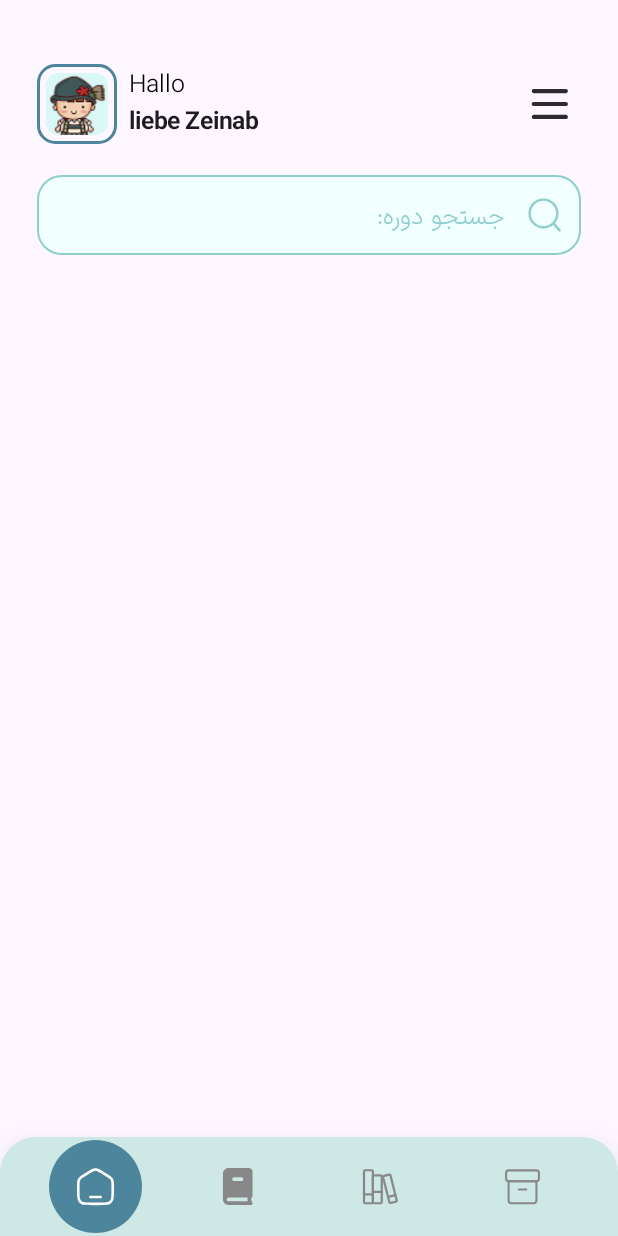
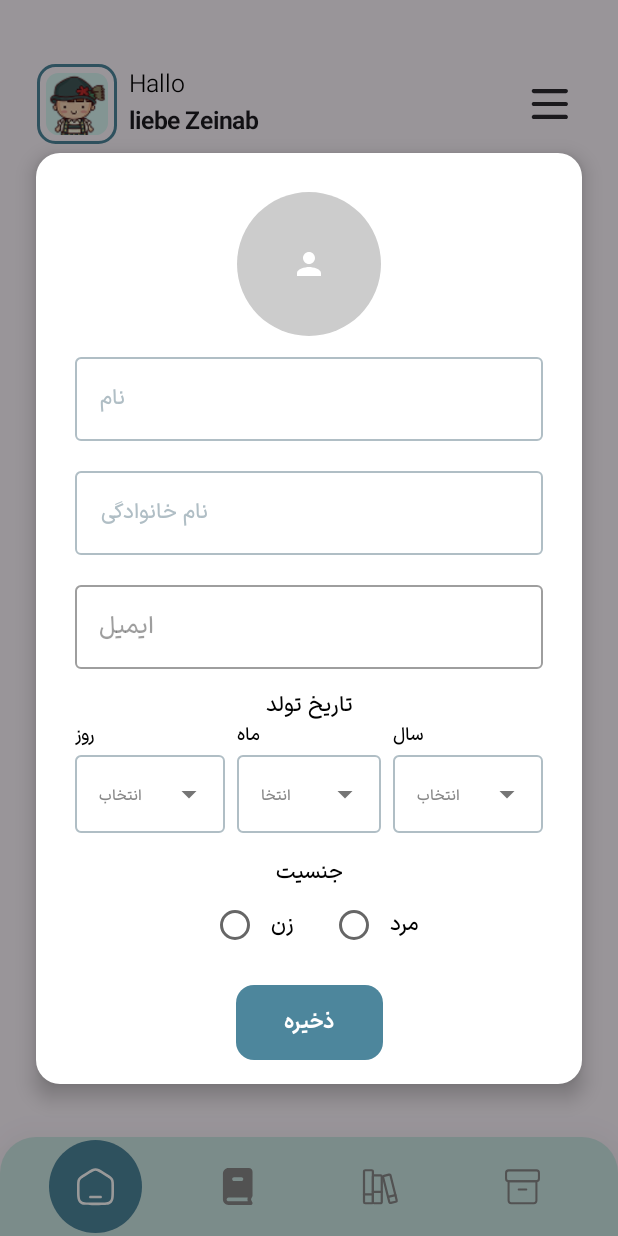
Before and after one commit to Zeinab0/ProDeutsch, an Android app built with Jetpack Compose: the HomeScreen screen opened through its navigation route, on a phone screen of 412 x 824 dp. Run offline under Robolectric (Android 15) with nearby library versions, the phone set to English and light mode, and no system bars; our stand-ins replace Firebase (no records; nobody signed in at launch, a user with empty details on screens opened directly).

Commit message:
pop up information at first

```diff
--- a/app/build.gradle.kts
+++ b/app/build.gradle.kts
@@ -71,5 +71,6 @@ dependencies {
     implementation("com.google.firebase:firebase-analytics")
     implementation("com.google.firebase:firebase-auth")
     implementation("com.google.firebase:firebase-firestore")
+    implementation("org.jetbrains.kotlinx:kotlinx-coroutines-play-services:1.6.4")
 
 }
--- /dev/null
+++ b/app/src/main/java/com/example/moarefiprod/ui/theme/FourPageAsli/CommonMain/CompleteProfileDialog.kt
@@ -0,0 +1,478 @@
+package com.example.moarefiprod.ui.theme.FourPageAsli.CommonMain
+
+import android.net.Uri
+import android.util.Log
+import android.widget.Toast
+import androidx.activity.compose.rememberLauncherForActivityResult
+import androidx.activity.result.contract.ActivityResultContracts
+import androidx.compose.foundation.Image
+import androidx.compose.foundation.background
+import androidx.compose.foundation.clickable
+import androidx.compose.foundation.layout.*
+import androidx.compose.foundation.shape.CircleShape
+import androidx.compose.foundation.shape.RoundedCornerShape
+//noinspection UsingMaterialAndMaterial3Libraries
+import androidx.compose.material.*
+import androidx.compose.material.icons.Icons
+import androidx.compose.material.icons.filled.ArrowDropDown
+import androidx.compose.material.icons.filled.Person
+import androidx.compose.runtime.*
+import androidx.compose.ui.Alignment
+import androidx.compose.ui.Modifier
+import androidx.compose.ui.draw.clip
+import androidx.compose.ui.graphics.Color
+import androidx.compose.ui.layout.ContentScale
+import androidx.compose.ui.platform.LocalContext
+import androidx.compose.ui.res.painterResource
+import androidx.compose.ui.text.TextStyle
+import androidx.compose.ui.text.font.FontWeight
+import androidx.compose.ui.text.style.TextAlign
+import androidx.compose.ui.text.style.TextDirection
+import androidx.compose.ui.tooling.preview.Preview
+import androidx.compose.ui.unit.dp
+import androidx.compose.ui.unit.sp
+import coil.compose.rememberAsyncImagePainter
+import com.example.moarefiprod.R
+import com.example.moarefiprod.iranSans
+import com.google.firebase.auth.FirebaseAuth
+import com.google.firebase.firestore.FirebaseFirestore
+import kotlinx.coroutines.CoroutineScope
+import kotlinx.coroutines.Dispatchers
+import kotlinx.coroutines.launch
+import kotlinx.coroutines.tasks.await
+import kotlinx.coroutines.withContext
+
+@Composable
+fun CompleteProfileDialog(
+    onDismiss: () -> Unit
+) {
+    val context = LocalContext.current
+
+    var firstName by remember { mutableStateOf("") }
+    var lastName by remember { mutableStateOf("") }
+    val email = FirebaseAuth.getInstance().currentUser?.email ?: "no-email"
+
+    var birthYear by remember { mutableStateOf("") }
+    var birthMonth by remember { mutableStateOf("") }
+    var birthDay by remember { mutableStateOf("") }
+
+    var gender by remember { mutableStateOf("") }
+    var showErrors by remember { mutableStateOf(false) }
+
+    val firstNameHasError = showErrors && firstName.isBlank()
+    val lastNameHasError = showErrors && lastName.isBlank()
+    val birthDayHasError = showErrors && birthDay.isBlank()
+    val birthMonthHasError = showErrors && birthMonth.isBlank()
+    val birthYearHasError = showErrors && birthYear.isBlank()
+    val genderHasError = showErrors && gender.isBlank()
+
+    val years = (1350..1405).map { it.toString() }
+    val months = (1..12).map { it.toString().padStart(2, '0') }
+    val days = (1..31).map { it.toString().padStart(2, '0') }
+
+
+    // بالاتر از Column در متغیرها:
+    var imageUri by remember { mutableStateOf<Uri?>(null) }
+    val imagePickerLauncher = rememberLauncherForActivityResult(
+        contract = ActivityResultContracts.GetContent()
+    ) { uri: Uri? ->
+        imageUri = uri
+    }
+
+
+    Box(
+        modifier = Modifier
+            .fillMaxSize()
+            .background(Color.Black.copy(alpha = 0.4f)), // پس‌زمینه تار
+        contentAlignment = Alignment.Center
+    ) {
+        Column(
+            horizontalAlignment = Alignment.CenterHorizontally
+        ) {
+            // 🔹 کادر سفید فرم
+            Card(
+                shape = RoundedCornerShape(16.dp),
+                elevation = 8.dp,
+                modifier = Modifier
+                    .padding(horizontal = 24.dp)
+                    .wrapContentHeight()
+            ) {
+                Column(
+                    modifier = Modifier
+                        .padding(top = 26.dp, start = 26.dp, end = 26.dp, bottom = 16.dp)
+                        .fillMaxWidth(),
+                    horizontalAlignment = Alignment.CenterHorizontally
+                ) {
+                    // 🔹 عکس پروفایل
+                    Box(
+                        modifier = Modifier
+                            .size(96.dp)
+                            .clip(CircleShape)
+                            .background(Color.LightGray)
+                            .clickable { imagePickerLauncher.launch("image/*") },
+                        contentAlignment = Alignment.Center
+                    ) {
+                        when {
+                            imageUri != null -> {
+                                Image(
+                                    painter = rememberAsyncImagePainter(imageUri),
+                                    contentDescription = null,
+                                    modifier = Modifier.fillMaxSize(),
+                                    contentScale = ContentScale.Crop
+                                )
+                            }
+                            gender == "مرد" -> {
+                                Image(
+                                    painter = painterResource(id = R.drawable.profm),
+                                    contentDescription = null,
+                                    modifier = Modifier.fillMaxSize(),
+                                    contentScale = ContentScale.Crop
+                                )
+                            }
+                            gender == "زن" -> {
+                                Image(
+                                    painter = painterResource(id = R.drawable.profw),
+                                    contentDescription = null,
+                                    modifier = Modifier.fillMaxSize(),
+                                    contentScale = ContentScale.Crop
+                                )
+                            }
+                            else -> {
+                                Icon(Icons.Default.Person, contentDescription = null, tint = Color.White)
+                            }
+                        }
+                    }
+
+                    CustomField("نام", firstName, { firstName = it }, firstNameHasError)
+                    CustomField("نام خانوادگی", lastName, { lastName = it }, lastNameHasError)
+
+                    OutlinedTextField(
+                        value = email,
+                        onValueChange = {},
+                        label = { Text("ایمیل", fontFamily = iranSans) },
+                        enabled = false,
+                        modifier = Modifier
+                            .fillMaxWidth()
+                            .padding(vertical = 6.dp)
+                    )
+
+                    Spacer(modifier = Modifier.height(8.dp))
+                    Text("تاریخ تولد", fontFamily = iranSans)
+
+                    Row(
+                        modifier = Modifier.fillMaxWidth(),
+                        horizontalArrangement = Arrangement.SpaceBetween
+                    ) {
+                        DropdownField(
+                            label = "روز",
+                            value = birthDay,
+                            onValueChange = { birthDay = it },
+                            options = days,
+                            hasError = birthDayHasError,
+                            modifier = Modifier.weight(1f).padding(end = 4.dp)
+                        )
+                        DropdownField(
+                            label = "ماه",
+                            value = birthMonth,
+                            onValueChange = { birthMonth = it },
+                            options = months,
+                            hasError = birthMonthHasError,
+                            modifier = Modifier.weight(1f).padding(horizontal = 4.dp)
+                        )
+                        DropdownField(
+                            label = "سال",
+                            value = birthYear,
+                            onValueChange = { birthYear = it },
+                            options = years,
+                            hasError = birthYearHasError,
+                            modifier = Modifier.weight(1f).padding(start = 4.dp)
+                        )
+                    }
+
+                    Spacer(modifier = Modifier.height(16.dp))
+                    Text("جنسیت", fontFamily = iranSans)
+
+                    Row(verticalAlignment = Alignment.CenterVertically) {
+                        RadioButton(
+                            selected = gender == "زن",
+                            onClick = { gender = "زن" },
+                            colors = RadioButtonDefaults.colors(selectedColor = Color(0xFF4D869C))
+                        )
+                        Text("زن", modifier = Modifier.padding(end = 16.dp), fontFamily = iranSans)
+
+                        RadioButton(
+                            selected = gender == "مرد",
+                            onClick = { gender = "مرد" },
+                            colors = RadioButtonDefaults.colors(selectedColor = Color(0xFF4D869C))
+                        )
+                        Text("مرد", fontFamily = iranSans)
+                    }
+
+                    if (genderHasError) {
+                        Text("لطفاً جنسیت را انتخاب کنید", color = Color.Red, fontSize = 12.sp, fontFamily = iranSans)
+                    }
+
+                    Spacer(modifier = Modifier.height(16.dp))
+
+                    // 🔹 دکمه ذخیره
+                    Box(
+                        modifier = Modifier
+                            .fillMaxWidth()
+                            .wrapContentSize(Alignment.Center)
+                    ) {
+                        Box(
+                            modifier = Modifier
+                                .width(IntrinsicSize.Min)
+                                .height(50.dp)
+                                .background(
+                                    color = Color(0xFF4D869C),
+                                    shape = RoundedCornerShape(12.dp)
+                                )
+                                .clickable {
+                                    showErrors = true
+
+                                    val isValid = listOf(
+                                        firstName, lastName, birthDay, birthMonth, birthYear, gender
+                                    ).all { it.isNotBlank() }
+
+                                    if (!isValid) return@clickable
+
+                                    val scope = CoroutineScope(Dispatchers.IO)
+                                    scope.launch {
+                                        try {
+                                            val uid = generateReadableUserId(firstName, lastName)
+                                            val birthday = "$birthYear-$birthMonth-$birthDay"
+
+                                            val profileImageResId = when (gender) {
+                                                "مرد" -> "profm"
+                                                "زن" -> "profw"
+                                                else -> "default"
+                                            }
+
+                                            val userData = hashMapOf(
+                                                "firstName" to firstName,
+                                                "lastName" to lastName,
+                                                "email" to email,
+                                                "birthday" to birthday,
+                                                "gender" to gender,
+                                                "profileImage" to profileImageResId,
+                                                "enrolledCourses" to listOf<String>()
+                                            )
+
+                                            FirebaseFirestore.getInstance()
+                                                .collection("users")
+                                                .document(uid)
+                                                .set(userData)
+                                                .await() // 👈 بهتر از addOnSuccessListener
+
+                                            withContext(Dispatchers.Main) {
+                                                Toast.makeText(context, "اطلاعات ذخیره شد", Toast.LENGTH_SHORT).show()
+                                                onDismiss()
+                                            }
+                                        } catch (e: Exception) {
+                                            withContext(Dispatchers.Main) {
+                                                val errorMsg = e.localizedMessage ?: e.message ?: "خطای ناشناخته"
+                                                Toast.makeText(context, "❌ $errorMsg", Toast.LENGTH_LONG).show()
+                                            }
+                                            Log.e("FirestoreError", "خطا در ذخیره", e)
+
+                                        }
+
+                                    }
+
+                                },
+                            contentAlignment = Alignment.Center
+                        ) {
+                            Text(
+                                text = "ذخیره",
+                                color = Color.White,
+                                fontSize = 14.sp,
+                                fontFamily = iranSans,
+                                fontWeight = FontWeight.Bold,
+                                modifier = Modifier.padding(horizontal = 32.dp, vertical = 10.dp)
+                            )
+                        }
+                    }
+                }
+            }
+        }
+    }
+
+}
+
+
+@Composable
+fun CustomField(
+    label: String,
+    value: String,
+    onValueChange: (String) -> Unit,
+    hasError: Boolean,
+    modifier: Modifier = Modifier
+        .fillMaxWidth()
+        .padding(vertical = 6.dp)
+) {
+    OutlinedTextField(
+        value = value,
+        onValueChange = onValueChange,
+        label = {
+            Text(label, fontFamily = iranSans, textAlign = TextAlign.Right, fontSize = 14.sp,)
+        },
+        placeholder = {
+            Text("لطفاً $label را وارد کنید", fontFamily = iranSans, color = Color.Gray,fontSize = 10.sp,)
+        },
+        isError = hasError,
+        colors = TextFieldDefaults.outlinedTextFieldColors(
+            focusedBorderColor = Color(0xFF4D869C),
+            unfocusedBorderColor = Color(0xFFB0BEC5),
+            errorBorderColor = Color.Red,
+            focusedLabelColor = Color(0xFF4D869C),
+            unfocusedLabelColor = Color(0xFFB0BEC5),
+            errorLabelColor = Color.Red,
+            textColor = Color.Black,
+            cursorColor = Color(0xFF4D869C)
+        ),
+        modifier = modifier,
+        singleLine = true,
+        textStyle = TextStyle(
+            fontFamily = iranSans,
+            textAlign = TextAlign.Right,
+            fontSize = 16.sp
+        )
+    )
+
+    if (hasError) {
+        Text(
+            text = "لطفاً $label را وارد کنید",
+            color = Color.Red,
+            fontSize = 12.sp,
+            fontFamily = iranSans,
+            modifier = Modifier.padding(start = 8.dp, top = 2.dp)
+        )
+    }
+}
+
+@Composable
+fun DropdownField(
+    label: String,
+    value: String,
+    onValueChange: (String) -> Unit,
+    options: List<String>,
+    hasError: Boolean = false,
+    modifier: Modifier = Modifier
+) {
+    var expanded by remember { mutableStateOf(false) }
+
+    val boxWidth = if (label == "سال") 140.dp else 100.dp
+
+    Column(modifier = modifier.width(boxWidth)) {
+        Text(
+            text = label,
+            fontFamily = iranSans,
+            fontSize = 12.sp,
+            modifier = Modifier.padding(bottom = 4.dp)
+        )
+
+        OutlinedTextField(
+            value = value,
+            onValueChange = {},
+            readOnly = true,
+            placeholder = {
+                Text(
+                    text = "انتخاب کنید",
+                    fontFamily = iranSans,
+                    fontSize = 10.sp,
+                    color = Color.Gray
+                )
+            },
+            trailingIcon = {
+                Icon(
+                    imageVector = Icons.Default.ArrowDropDown,
+                    contentDescription = null,
+                    modifier = Modifier.clickable { expanded = !expanded }
+                )
+            },
+            isError = hasError,
+            modifier = Modifier
+                .width(boxWidth)
+                .height(52.dp)
+                .clickable { expanded = true },
+            singleLine = true,
+            textStyle = TextStyle(
+                fontFamily = iranSans,
+                fontSize = 13.sp,
+                textAlign = TextAlign.End, // مهم برای اعداد فارسی
+                textDirection = TextDirection.Content
+            ),
+            colors = TextFieldDefaults.outlinedTextFieldColors(
+                focusedBorderColor = Color(0xFF4D869C),
+                unfocusedBorderColor = Color(0xFFB0BEC5),
+                errorBorderColor = Color.Red,
+                focusedLabelColor = Color(0xFF4D869C),
+                unfocusedLabelColor = Color(0xFFB0BEC5),
+                errorLabelColor = Color.Red,
+                textColor = Color.Black,
+                cursorColor = Color(0xFF4D869C)
+            )
+        )
+
+        DropdownMenu(
+            expanded = expanded,
+            onDismissRequest = { expanded = false },
+            modifier = Modifier
+                .background(Color.White)
+                .width(boxWidth)
+                .heightIn(max = 200.dp)
+        ) {
+            options.forEach { item ->
+                DropdownMenuItem(onClick = {
+                    onValueChange(item)
+                    expanded = false
+                }) {
+                    Text(
+                        text = item,
+                        fontFamily = iranSans,
+                        fontSize = 12.sp,
+                        modifier = Modifier.fillMaxWidth(),
+                        textAlign = TextAlign.End
+                    )
+                }
+            }
+        }
+
+        if (hasError) {
+            Text(
+                text = "لطفاً $label را انتخاب کنید",
+                color = Color.Red,
+                fontSize = 11.sp,
+                fontFamily = iranSans,
+                modifier = Modifier.padding(start = 8.dp, top = 2.dp)
+            )
+        }
+    }
+}
+
+
+
+
+suspend fun generateReadableUserId(firstName: String, lastName: String): String {
+    val base = "${firstName.lowercase()}.${lastName.lowercase()}"
+    val db = FirebaseFirestore.getInstance().collection("users")
+    var index = 1
+    var finalId = "$base.${"%03d".format(index)}"
+
+    while (true) {
+        val snapshot = db.document(finalId).get().await()
+        if (!snapshot.exists()) break
+        index++
+        finalId = "$base.${"%03d".format(index)}"
+    }
+    return finalId
+}
+
+@Preview(showBackground = true, showSystemUi = true)
+@Composable
+fun PreviewCompleteProfileDialog() {
+    MaterialTheme {
+        CompleteProfileDialog(onDismiss = {})
+    }
+}
--- a/app/src/main/java/com/example/moarefiprod/ui/theme/FourPageAsli/CommonMain/HomeScreen.kt
+++ b/app/src/main/java/com/example/moarefiprod/ui/theme/FourPageAsli/CommonMain/HomeScreen.kt
@@ -19,12 +19,16 @@ import com.example.moarefiprod.ui.theme.FourPageAsli.CommonMain.flashcardpage.fl
 import com.example.moarefiprod.ui.theme.FourPageAsli.CommonMain.Homepage.mainpage
 import com.example.moarefiprod.ui.theme.FourPageAsli.CommonMain.courspage.tamrinpage
 import androidx.compose.material3.Scaffold
+import androidx.compose.runtime.LaunchedEffect
 import androidx.compose.ui.Alignment
 import androidx.compose.ui.graphics.Color
 import androidx.compose.ui.platform.LocalConfiguration
 import androidx.compose.ui.zIndex
 import androidx.navigation.NavController
 import com.example.moarefiprod.ui.theme.FourPageAsli.CommonMain.tamrinpage.UnavailableDialog
+import com.google.firebase.auth.FirebaseAuth
+import com.google.firebase.firestore.FirebaseFirestore
+import kotlinx.coroutines.tasks.await
 
 @SuppressLint("UnusedMaterial3ScaffoldPaddingParameter")
 @Composable
@@ -37,6 +41,20 @@ fun HomeScreen(navController: NavController) {
     val screenHeight = configuration.screenHeightDp.dp
 
     var isDrawerOpen by remember { mutableStateOf(false) }
+
+    val showCompleteProfileDialog = remember { mutableStateOf(false) }
+
+    LaunchedEffect(Unit) {
+        val user = FirebaseAuth.getInstance().currentUser
+        user?.let {
+            val db = FirebaseFirestore.getInstance().collection("users")
+            val docs = db.whereEqualTo("email", it.email).get().await()
+
+            if (docs.isEmpty) {
+                showCompleteProfileDialog.value = true
+            }
+        }
+    }
 
 
     Box(modifier = Modifier.fillMaxSize()) {
@@ -115,5 +133,13 @@ fun HomeScreen(navController: NavController) {
                 onClose = { isDrawerOpen = false }
             )
         }
+
+        if (showCompleteProfileDialog.value) {
+            CompleteProfileDialog(
+                onDismiss = { showCompleteProfileDialog.value = false }
+            )
+        }
+
+
     }
 }
```
Also changed, not shown: app/src/main/java/com/example/moarefiprod/MainActivity.kt (+9 -0 lines), app/src/main/res/drawable/profm.png (added), app/src/main/res/drawable/profw.png (added).
